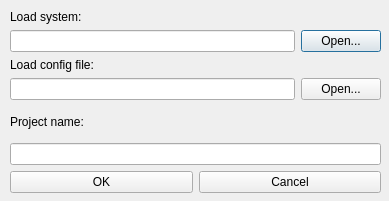
The window that src/SchedulerGUI/Windows/NewProjectDialog.ui (DanielZorin/movepoint) describes before a commit, drawn with Qt 5.
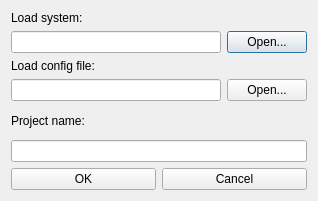
The same window after the commit.

Commit message: [~] Scheduler GUI: layouts redone, windows are now expanding and nice.

Diff of the .ui file:
```diff
--- a/src/SchedulerGUI/Windows/NewProjectDialog.ui
+++ b/src/SchedulerGUI/Windows/NewProjectDialog.ui
@@ -5,7 +5,7 @@
    <rect>
     <x>0</x>
     <y>0</y>
-    <width>389</width>
+    <width>318</width>
     <height>201</height>
    </rect>
   </property>
@@ -15,15 +15,8 @@
   <property name="locale" >
    <locale country="UnitedStates" language="English" />
   </property>
-  <widget class="QWidget" name="verticalLayoutWidget" >
-   <property name="geometry" >
-    <rect>
-     <x>10</x>
-     <y>10</y>
-     <width>371</width>
-     <height>183</height>
-    </rect>
-   </property>
+  <layout class="QVBoxLayout" name="verticalLayout_2" >
+   <item>
    <layout class="QVBoxLayout" name="verticalLayout" >
     <property name="sizeConstraint" >
      <enum>QLayout::SetNoConstraint</enum>
@@ -145,7 +138,8 @@
      </layout>
     </item>
    </layout>
-  </widget>
+   </item>
+  </layout>
  </widget>
  <resources/>
  <connections>
```
Lines whose indentation alone changed are shown as unchanged. The commit also changes 9 other files.
